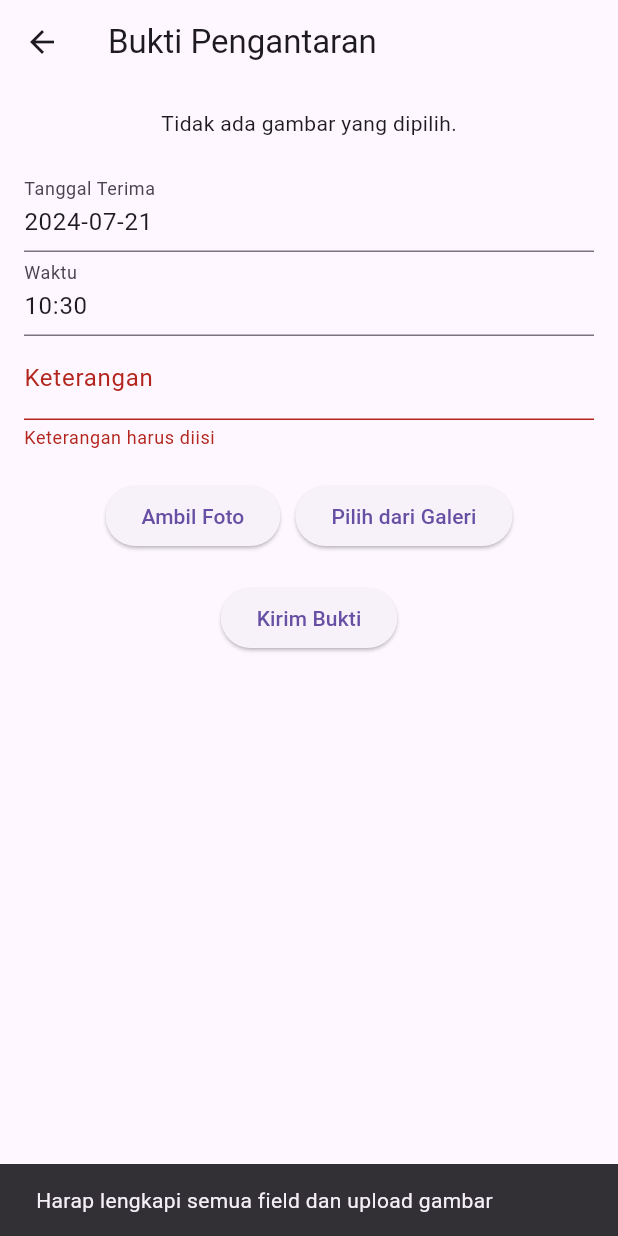
After one commit to nazirxz/flutcepat, a Flutter app: the BuktiPengantaranPage screen opened by its route, after a tap on "Kirim Bukti", on a phone screen of 412 x 824 dp. The commit adds this screen. Run offline on Flutter 3.47's test engine with Material 3 defaults, Android fonts, the phone set to English and light mode, and no system bars; our stand-ins replace dio, flutter_svg, google_fonts, google_maps_flutter, image_picker, location and 2 more; accounts and stored records are empty.

Commit message:
menambahkan page bukti sudah bisa

```diff
--- a/lib/service/ApiService.dart
+++ b/lib/service/ApiService.dart
@@ -1,6 +1,9 @@
 import 'package:dio/dio.dart';
 import 'package:google_maps_flutter/google_maps_flutter.dart';
 import 'dart:convert';
+import 'dart:io'; // For File
+import 'package:http_parser/http_parser.dart'; // For MediaType
+import '../model/Pengantaran.dart';
 
 import '../model/Pengantaran.dart';
 
@@ -8,7 +11,7 @@ class ApiService {
   static const String baseUrl = 'http://192.168.43.137:8080/';
   final Dio _dio = Dio(BaseOptions(
     baseUrl: baseUrl,
-    contentType: 'application/x-www-form-urlencoded',
+    contentType: 'multipart/form-data',
   ));
   final String googleApiKey = 'AIzaSyC-S0PiFJUQ12lQUmPfg1QWPKzWwLg-JdU';
 
@@ -158,4 +161,46 @@ class ApiService {
       throw Exception('Network error: ${e.message}');
     }
   }
+  Future<void> uploadBuktiPengantaran({
+    required String tanggalTerima,
+    required String waktu,
+    required String keterangan,
+    required File gambar,
+  }) async {
+    final String url = '${baseUrl}api/bukti';
+
+    try {
+      final formData = FormData.fromMap({
+        'tanggal_terima': tanggalTerima,
+        'waktu': waktu,
+        'keterangan': keterangan,
+        'gambar': await MultipartFile.fromFile(
+          gambar.path,
+          filename: gambar.path.split('/').last,
+          contentType: MediaType('image', 'jpeg'),
+        ),
+      });
+
+      final response = await _dio.post(url, data: formData);
+
+      // Hapus pengecekan status code 200
+      final responseData = response.data;
+      if (responseData['status'] == 'success') {
+        print('Bukti pengantaran berhasil dikirim');
+        return;
+      } else {
+        final errorMessage = responseData['message'] ?? 'Unknown error';
+        print('Gagal mengirim bukti pengantaran: $errorMessage');
+        throw Exception('Failed to upload image: $errorMessage');
+      }
+    } on DioError catch (e) {
+      if (e.response != null) {
+        print('Error details: ${e.response!.data}');
+      } else {
+        print('Network error: ${e.message}');
+      }
+      throw Exception('Network error: ${e.message}');
+    }
+  }
+
 }
--- /dev/null
+++ b/lib/ui/BuktiPengantaranPage.dart
@@ -0,0 +1,151 @@
+import 'package:flutter/material.dart';
+import 'package:image_picker/image_picker.dart';
+import 'dart:io'; // For File
+import '../service/ApiService.dart'; // Update with the correct path to your ApiService
+
+class BuktiPengantaranPage extends StatefulWidget {
+  @override
+  _BuktiPengantaranPageState createState() => _BuktiPengantaranPageState();
+}
+
+class _BuktiPengantaranPageState extends State<BuktiPengantaranPage> {
+  final _formKey = GlobalKey<FormState>();
+  final _keteranganController = TextEditingController();
+  File? _image;
+  String _waktu = '';
+
+  @override
+  void initState() {
+    super.initState();
+    _setCurrentTime();
+  }
+
+  @override
+  void dispose() {
+    _keteranganController.dispose();
+    super.dispose();
+  }
+
+  void _setCurrentTime() {
+    final now = DateTime.now();
+    setState(() {
+      _waktu = '${now.hour.toString().padLeft(2, '0')}:${now.minute.toString().padLeft(2, '0')}';
+    });
+  }
+
+  Future<void> _pickImage(ImageSource source) async {
+    final ImagePicker _picker = ImagePicker();
+    final XFile? pickedFile = await _picker.pickImage(source: source);
+    if (pickedFile != null) {
+      setState(() {
+        _image = File(pickedFile.path);
+      });
+    }
+  }
+
+  Future<void> _submitForm() async {
+    if (_formKey.currentState!.validate() && _image != null) {
+      final apiService = ApiService();
+
+      try {
+        await apiService.uploadBuktiPengantaran(
+          tanggalTerima: DateTime.now().toIso8601String().split('T')[0], // Current date in YYYY-MM-DD format
+          waktu: _waktu,
+          keterangan: _keteranganController.text,
+          gambar: _image!,
+        );
+
+        ScaffoldMessenger.of(context).showSnackBar(
+          SnackBar(content: Text('Bukti pengantaran berhasil dikirim')),
+        );
+
+        // Alihkan ke halaman home
+        Navigator.pushReplacementNamed(context, '/home');
+
+      } catch (e) {
+        ScaffoldMessenger.of(context).showSnackBar(
+          SnackBar(content: Text('Gagal mengirim bukti pengantaran: ${e.toString()}')),
+        );
+      }
+    } else {
+      ScaffoldMessenger.of(context).showSnackBar(
+        SnackBar(content: Text('Harap lengkapi semua field dan upload gambar')),
+      );
+    }
+  }
+
+
+  @override
+  Widget build(BuildContext context) {
+    return Scaffold(
+      appBar: AppBar(
+        title: Text('Bukti Pengantaran'),
+      ),
+      body: Padding(
+        padding: const EdgeInsets.all(16.0),
+        child: Form(
+          key: _formKey,
+          child: Column(
+            children: [
+              _image == null
+                  ? Text('Tidak ada gambar yang dipilih.')
+                  : Image.file(
+                _image!,
+                width: 350, // Adjust the width as needed
+                height: 350, // Adjust the height as needed
+                fit: BoxFit.cover, // To make sure the image fits within the box
+              ),
+              SizedBox(height: 20),
+              TextFormField(
+                decoration: InputDecoration(
+                  labelText: 'Tanggal Terima',
+                ),
+                initialValue: DateTime.now().toLocal().toString().split(' ')[0],
+                readOnly: true,
+              ),
+              TextFormField(
+                decoration: InputDecoration(
+                  labelText: 'Waktu',
+                ),
+                initialValue: _waktu,
+                readOnly: true,
+              ),
+              TextFormField(
+                controller: _keteranganController,
+                decoration: InputDecoration(
+                  labelText: 'Keterangan',
+                ),
+                validator: (value) {
+                  if (value == null || value.isEmpty) {
+                    return 'Keterangan harus diisi';
+                  }
+                  return null;
+                },
+              ),
+              SizedBox(height: 20),
+              Row(
+                mainAxisAlignment: MainAxisAlignment.center,
+                children: [
+                  ElevatedButton(
+                    onPressed: () => _pickImage(ImageSource.camera),
+                    child: Text('Ambil Foto'),
+                  ),
+                  SizedBox(width: 10),
+                  ElevatedButton(
+                    onPressed: () => _pickImage(ImageSource.gallery),
+                    child: Text('Pilih dari Galeri'),
+                  ),
+                ],
+              ),
+              SizedBox(height: 20),
+              ElevatedButton(
+                onPressed: _submitForm,
+                child: Text('Kirim Bukti'),
+              ),
+            ],
+          ),
+        ),
+      ),
+    );
+  }
+}
--- a/pubspec.yaml
+++ b/pubspec.yaml
@@ -41,6 +41,7 @@ dependencies:
   google_maps_flutter: ^2.6.1
   location: ^5.0.2
   permission_handler: ^10.0.0
+  image_picker: ^0.8.6+3
 dev_dependencies:
   flutter_test:
     sdk: flutter
```
Also changed, not shown: lib/main.dart (+6 -1 lines), lib/ui/HomePage.dart (+4 -3 lines), lib/ui/MapPage.dart (+17 -9 lines), pubspec.lock, 4 other files.
